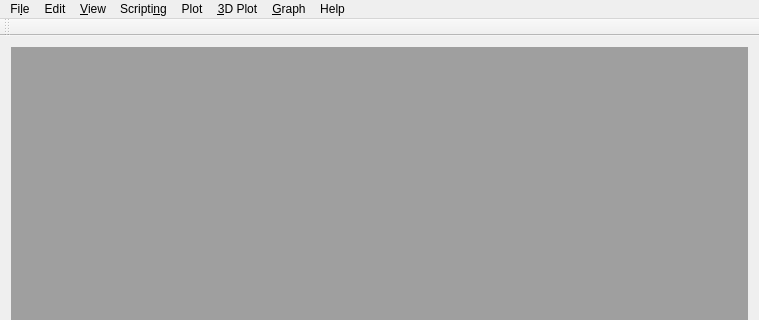
Old version of the form AlphaPlot/src/ApplicationWindow.ui in the repository narunlifescience/AlphaPlot; both pictures show x 0 to 759 and y 0 to 320 of the 759 by 519 pixel window.
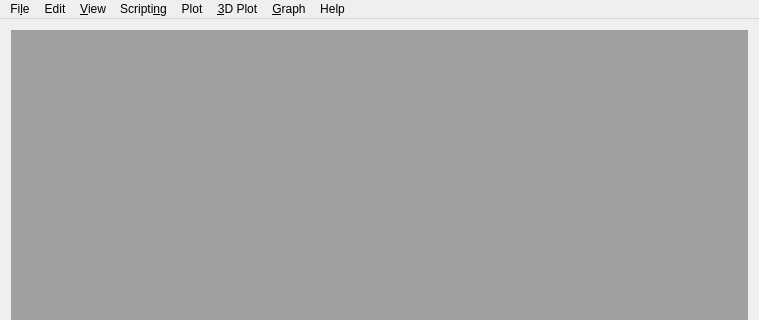
New version of the form.

```diff
--- a/AlphaPlot/src/ApplicationWindow.ui
+++ b/AlphaPlot/src/ApplicationWindow.ui
@@ -250,14 +250,6 @@
    <addaction name="menuGraph"/>
    <addaction name="menuHelp"/>
   </widget>
-  <widget class="QToolBar" name="mainToolBar">
-   <attribute name="toolBarArea">
-    <enum>TopToolBarArea</enum>
-   </attribute>
-   <attribute name="toolBarBreak">
-    <bool>false</bool>
-   </attribute>
-  </widget>
   <widget class="QStatusBar" name="statusBar"/>
   <action name="actionOpenAproj">
    <property name="text">
```
